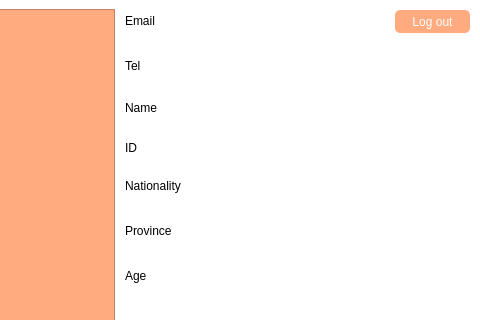
Above: UI/admin_view.ui from titichayajojo/COJANG before the change; both pictures show x 505 to 985 and y 0 to 320 of the 985 by 594 pixel window. Below: the same form after it.
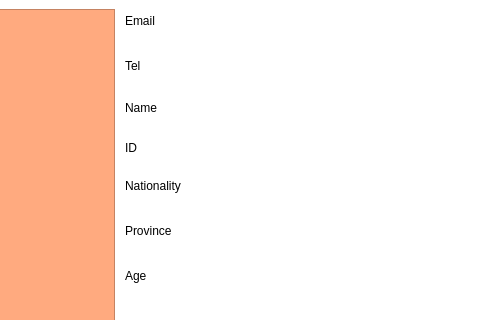
That is the form after the change. Icons and pictures are not drawn.

Diff of the .ui file:
```diff
--- a/UI/admin_view.ui
+++ b/UI/admin_view.ui
@@ -28,25 +28,6 @@
   <property name="styleSheet">
    <string notr="true">background-color: rgb(255, 255, 255);</string>
   </property>
-  <widget class="QPushButton" name="pushButton_log_out">
-   <property name="geometry">
-    <rect>
-     <x>900</x>
-     <y>10</y>
-     <width>75</width>
-     <height>23</height>
-    </rect>
-   </property>
-   <property name="styleSheet">
-    <string notr="true">font: 25 8pt &quot;Microsoft JhengHei UI Light&quot;;
-color: rgb(255, 255, 255);
-background-color: rgb(255, 170, 127);
-border-radius: 5px;</string>
-   </property>
-   <property name="text">
-    <string>Log out</string>
-   </property>
-  </widget>
   <widget class="QLabel" name="label_status">
    <property name="geometry">
     <rect>
```
